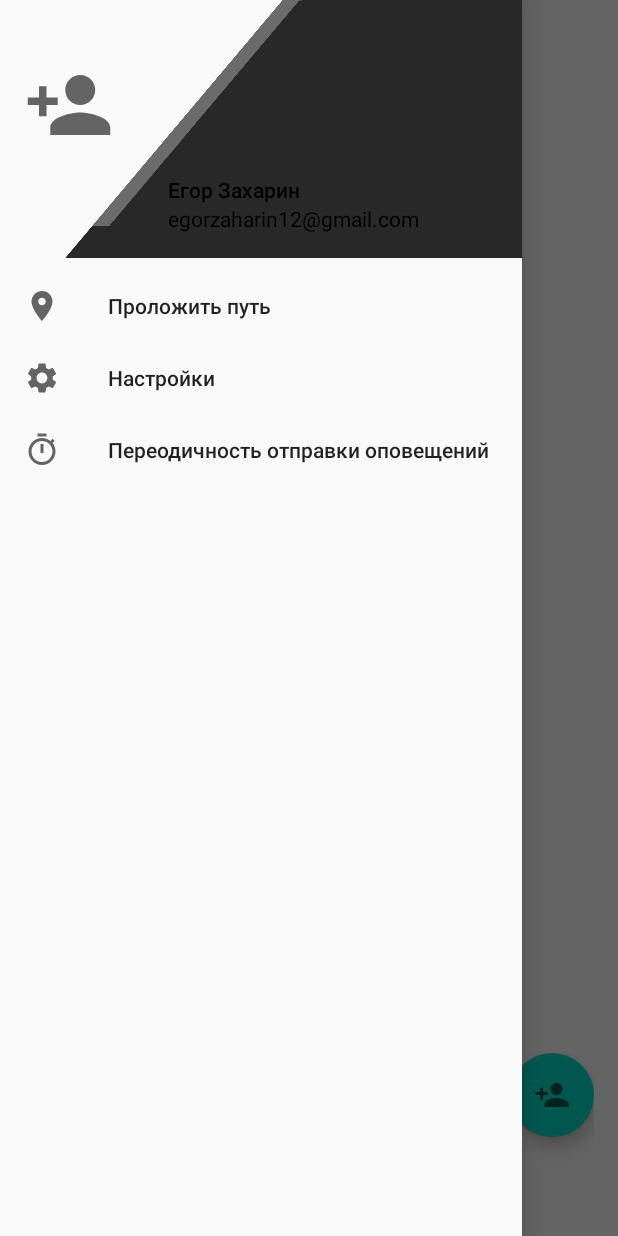
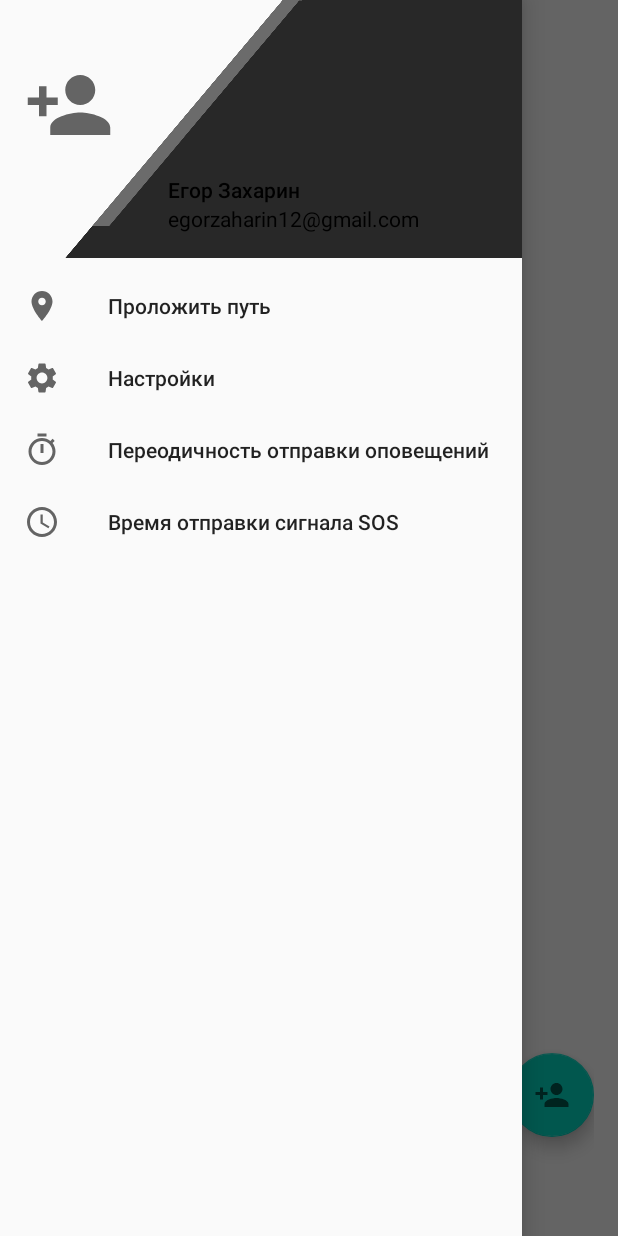
Before and after one commit to Eganin/SosApp, an Android app: the MapYandexView screen opened directly, with no data from a screen before it, with the side drawer open, on a phone screen of 412 x 824 dp. Run offline under Robolectric (Android 15) with nearby library versions, the phone set to English and light mode, and no system bars; libraries missing offline, so code that uses them is left out: com.yandex.mapkit, kotlin.reflect.jvm; plain views replace MapView; 6 statements that could not run were skipped.

```diff
--- a/app/src/main/java/com/softdesign/sosapplication/utils/common/ConstantManager.java
+++ b/app/src/main/java/com/softdesign/sosapplication/utils/common/ConstantManager.java
@@ -10,6 +10,7 @@ public interface ConstantManager {
     int DIALOG_PATH_START = 34236;
     int DIALOG_PATH_SOS = 2343;
     int DIALOG_TIME_MINUTES_NOTIFICATION = 854;
+    int DIALOG_TIME_SOS_SIGNAL_FROM_SERVICE = 5432;
     String CONDITION_USER_FROM_DIALOG = "CONDITION_USER_FROM_DIALOG_TRUE";
     String SAVE_CONTACT_CONSTANT = "TELETHON:";
     String SIZE_CONTACT_CONSTANT = "SIZE_CONTACTS";
@@ -19,6 +20,7 @@ public interface ConstantManager {
     String SAVE_SIZE_COORDINATS = "SAVE_SIZE_COORDINATS";
     String SAVE_IS_ROAD = "SAVE_IS_ROAD";
     String SAVE_PEREDIOCITY_NOTIFICATIONS = "SAVE_PEREDIOCITY_NOTIFICATIONS";
+    String SAVE_TIME_SEND_SOS_SIGNAL = "SAVE_TIME_SEND_SOS_SIGNAL";
     int PERMISSION_GPS = 444;
 
     int CHECK_SETTINGS_CODE = 5;
--- /dev/null
+++ b/app/src/main/res/drawable/ic_baseline_access_time_24.xml
@@ -0,0 +1,13 @@
+<vector xmlns:android="http://schemas.android.com/apk/res/android"
+    android:width="24dp"
+    android:height="24dp"
+    android:viewportWidth="24"
+    android:viewportHeight="24"
+    android:tint="?attr/colorControlNormal">
+  <path
+      android:fillColor="@android:color/white"
+      android:pathData="M11.99,2C6.47,2 2,6.48 2,12s4.47,10 9.99,10C17.52,22 22,17.52 22,12S17.52,2 11.99,2zM12,20c-4.42,0 -8,-3.58 -8,-8s3.58,-8 8,-8 8,3.58 8,8 -3.58,8 -8,8z"/>
+  <path
+      android:fillColor="@android:color/white"
+      android:pathData="M12.5,7H11v6l5.25,3.15 0.75,-1.23 -4.5,-2.67z"/>
+</vector>
--- a/app/src/main/res/menu/drawer_menu.xml
+++ b/app/src/main/res/menu/drawer_menu.xml
@@ -16,5 +16,10 @@
             android:id="@+id/perediocNotification"
             android:icon="@drawable/ic_baseline_timer_24"
             android:title="@string/notification_peredioc" />
+
+        <item
+            android:id="@+id/time_sos_signal_menu"
+            android:icon="@drawable/ic_baseline_access_time_24"
+            android:title="@string/time_signal_sos"/>
     </group>
 </menu>
--- a/app/src/main/res/values/strings.xml
+++ b/app/src/main/res/values/strings.xml
@@ -19,4 +19,6 @@
     <string name="notification_query">С какой переодичностью посылать опопвещения?</string>
     <string name="user_name_auth">Имя пользователя</string>
     <string name="registration_number_user">Номер телефона</string>
+    <string name="time_signal_sos">Время отправки сигнала SOS</string>
+    <string name="check_signal_sos_time_dialog_text">По истечении какого времени , если вы не ответите на сообщение , посылать сигнал- SOS</string>
 </resources>
```
Also changed, not shown: app/src/main/java/com/softdesign/sosapplication/mvp/map/MapYandexView.java (+55 -22 lines), app/src/main/java/com/softdesign/sosapplication/utils/managers/PreferenceManager.java (+11 -1 lines), app/src/main/java/com/softdesign/sosapplication/utils/services/AcelerometrService.java (+5 -4 lines), app/src/main/res/layout/promt_sos_signal.xml (added, +23 -0 lines).
